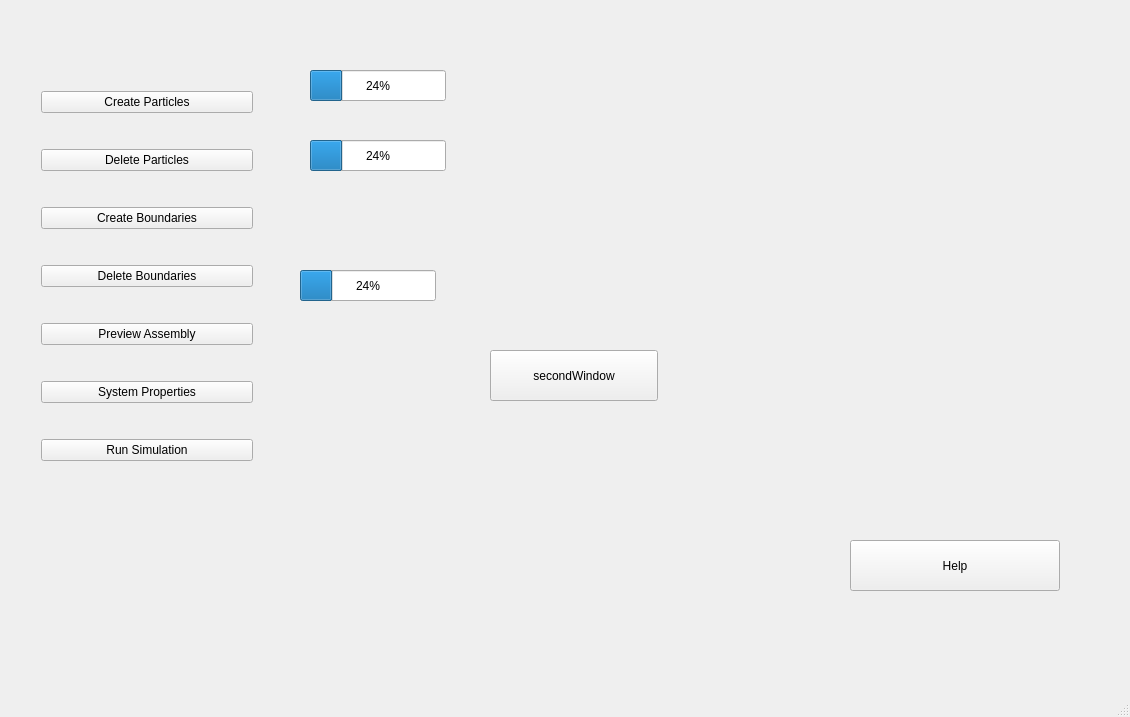
Qt form GUI/MainWindow_test.ui (benediktjaist/BA_DEM) before a commit.
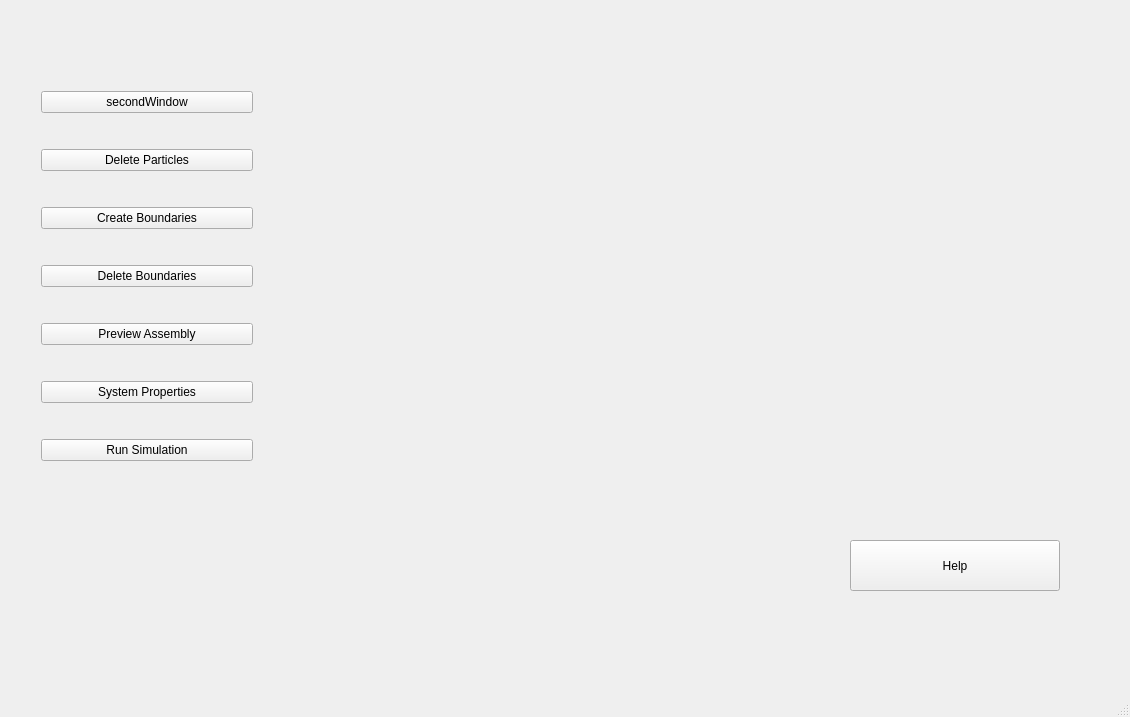
The same form after that commit. Icons and pictures are not drawn.

What changed in the file:
```diff
--- a/GUI/MainWindow_test.ui
+++ b/GUI/MainWindow_test.ui
@@ -27,45 +27,6 @@
      <string>Help</string>
     </property>
    </widget>
-   <widget class="QPushButton" name="secondWindow">
-    <property name="geometry">
-     <rect>
-      <x>490</x>
-      <y>350</y>
-      <width>168</width>
-      <height>51</height>
-     </rect>
-    </property>
-    <property name="text">
-     <string>secondWindow</string>
-    </property>
-   </widget>
-   <widget class="QProgressBar" name="progressBar_2">
-    <property name="geometry">
-     <rect>
-      <x>310</x>
-      <y>140</y>
-      <width>136</width>
-      <height>31</height>
-     </rect>
-    </property>
-    <property name="value">
-     <number>24</number>
-    </property>
-   </widget>
-   <widget class="QProgressBar" name="progressBar_3">
-    <property name="geometry">
-     <rect>
-      <x>300</x>
-      <y>270</y>
-      <width>136</width>
-      <height>31</height>
-     </rect>
-    </property>
-    <property name="value">
-     <number>24</number>
-    </property>
-   </widget>
    <widget class="QLabel" name="TUM_Logo">
     <property name="enabled">
      <bool>true</bool>
@@ -96,9 +57,9 @@
     </property>
     <layout class="QVBoxLayout" name="verticalLayout">
      <item>
-      <widget class="QPushButton" name="Particles">
+      <widget class="QPushButton" name="secondWindow">
        <property name="text">
-        <string>Create Particles</string>
+        <string>secondWindow</string>
        </property>
       </widget>
      </item>
@@ -146,29 +107,6 @@
      </item>
     </layout>
    </widget>
-   <widget class="QProgressBar" name="progressBar">
-    <property name="geometry">
-     <rect>
-      <x>310</x>
-      <y>70</y>
-      <width>136</width>
-      <height>31</height>
-     </rect>
-    </property>
-    <property name="value">
-     <number>24</number>
-    </property>
-   </widget>
-  </widget>
-  <widget class="QMenuBar" name="menubar">
-   <property name="geometry">
-    <rect>
-     <x>0</x>
-     <y>0</y>
-     <width>1130</width>
-     <height>43</height>
-    </rect>
-   </property>
   </widget>
   <widget class="QStatusBar" name="statusbar"/>
  </widget>
```
